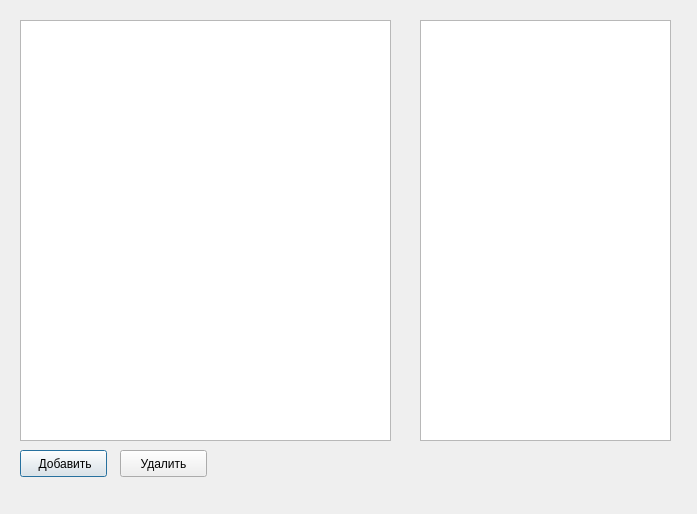
Above: 6_semestr/PABD/lab5/Prog/l5_program/gupr.ui from OranGeNaL/labs before the change. Below: the same form after it.
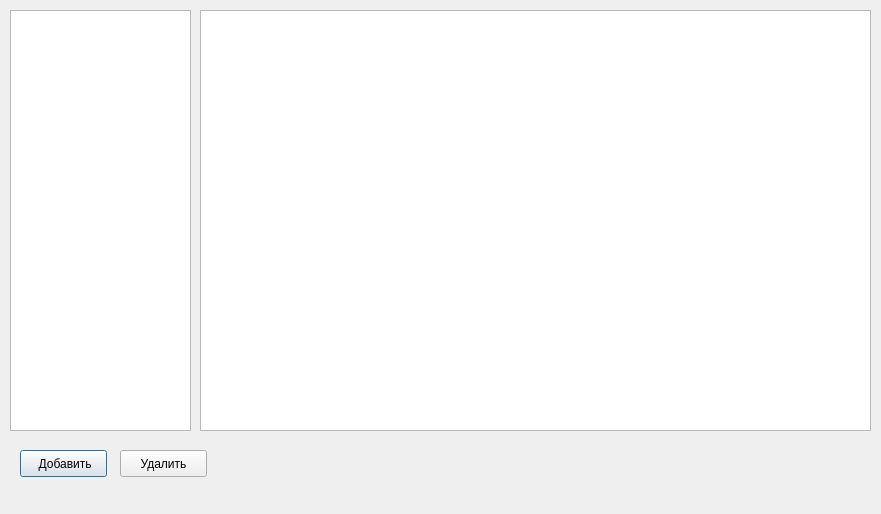
That is the form after the change.

```diff
--- a/6_semestr/PABD/lab5/Prog/l5_program/gupr.ui
+++ b/6_semestr/PABD/lab5/Prog/l5_program/gupr.ui
@@ -6,7 +6,7 @@
    <rect>
     <x>0</x>
     <y>0</y>
-    <width>697</width>
+    <width>881</width>
     <height>514</height>
    </rect>
   </property>
@@ -16,9 +16,9 @@
   <widget class="QTableView" name="guprTableView">
    <property name="geometry">
     <rect>
-     <x>20</x>
-     <y>20</y>
-     <width>371</width>
+     <x>200</x>
+     <y>10</y>
+     <width>671</width>
      <height>421</height>
     </rect>
    </property>
@@ -26,9 +26,9 @@
   <widget class="QTableView" name="gupr_elTableView">
    <property name="geometry">
     <rect>
-     <x>420</x>
-     <y>20</y>
-     <width>251</width>
+     <x>10</x>
+     <y>10</y>
+     <width>181</width>
      <height>421</height>
     </rect>
    </property>
```
